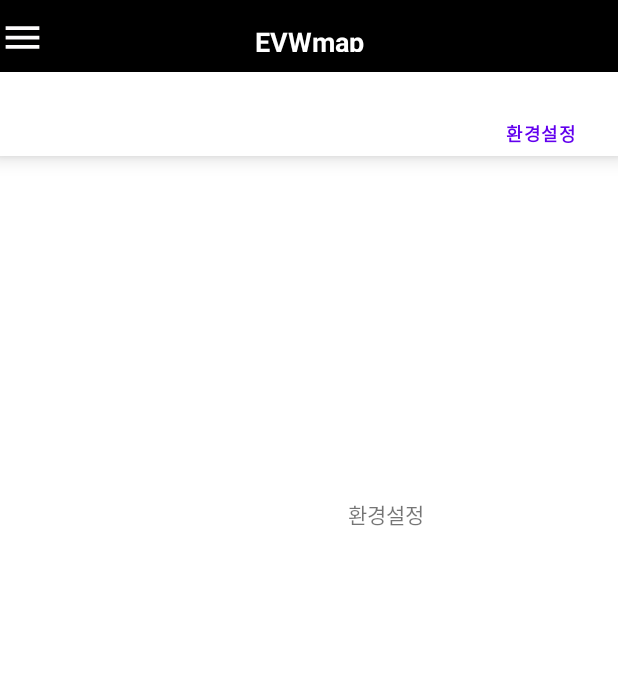
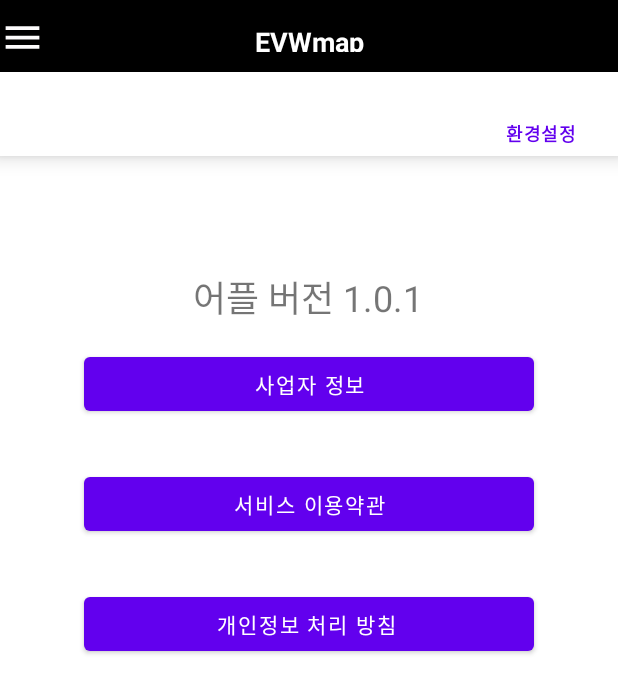
Before and after one commit to limkk90/CapstonAdroid, an Android app: the MyPageUserInfoFrag screen opened directly, with no data from a screen before it, item 4 of the bottom bar chosen, on a phone screen of 412 x 824 dp. Shown: the top 693 px of the screen. Run offline under Robolectric (Android 15) with nearby library versions, the phone set to English and light mode, and no system bars.

Commit message:
add mypage_userInfo layout

```diff
--- a/app/src/main/res/layout/activity_update_pw.xml
+++ b/app/src/main/res/layout/activity_update_pw.xml
@@ -1,4 +1,5 @@
 <?xml version="1.0" encoding="utf-8"?>
+
 <androidx.constraintlayout.widget.ConstraintLayout xmlns:android="http://schemas.android.com/apk/res/android"
     xmlns:app="http://schemas.android.com/apk/res-auto"
     xmlns:tools="http://schemas.android.com/tools"
--- a/app/src/main/res/layout/mypage_set.xml
+++ b/app/src/main/res/layout/mypage_set.xml
@@ -2,17 +2,50 @@
 <androidx.constraintlayout.widget.ConstraintLayout
     xmlns:android="http://schemas.android.com/apk/res/android"
     xmlns:app="http://schemas.android.com/apk/res-auto"
+    xmlns:tools="http://schemas.android.com/tools"
     android:layout_width="match_parent"
     android:layout_height="match_parent">
 
+    <Button
+        android:id="@+id/button"
+        android:layout_width="300dp"
+        android:layout_height="wrap_content"
+        android:layout_marginTop="128dp"
+        android:text="사업자 정보"
+        app:layout_constraintEnd_toEndOf="parent"
+        app:layout_constraintStart_toStartOf="parent"
+        app:layout_constraintTop_toTopOf="parent" />
+
+    <Button
+        android:id="@+id/button2"
+        android:layout_width="300dp"
+        android:layout_height="wrap_content"
+        android:layout_marginTop="32dp"
+        android:text="서비스 이용약관"
+        app:layout_constraintEnd_toEndOf="parent"
+        app:layout_constraintStart_toStartOf="parent"
+        app:layout_constraintTop_toBottomOf="@+id/button" />
+
+    <Button
+        android:id="@+id/button3"
+        android:layout_width="300dp"
+        android:layout_height="wrap_content"
+        android:layout_marginTop="32dp"
+        android:text="개인정보 처리 방침 "
+        app:layout_constraintEnd_toEndOf="parent"
+        app:layout_constraintStart_toStartOf="parent"
+        app:layout_constraintTop_toBottomOf="@+id/button2" />
+
     <TextView
-        android:id="@+id/textView10"
-        android:layout_width="wrap_content"
+        android:id="@+id/textView3"
+        android:layout_width="300dp"
         android:layout_height="wrap_content"
-        android:layout_marginStart="232dp"
-        android:layout_marginLeft="232dp"
-        android:layout_marginTop="228dp"
-        android:text="환경설정"
+        android:layout_marginTop="76dp"
+        android:gravity="center"
+        android:text="어플 버전 1.0.1"
+        android:textSize="24sp"
+        app:layout_constraintEnd_toEndOf="parent"
+        app:layout_constraintHorizontal_bias="0.498"
         app:layout_constraintStart_toStartOf="parent"
         app:layout_constraintTop_toTopOf="parent" />
 </androidx.constraintlayout.widget.ConstraintLayout>
```
Also changed, not shown: app/src/main/res/drawable/ic_baseline_add_24.xml (added, +10 -0 lines), app/src/main/res/layout/mypage_card.xml (+18 -8 lines), app/src/main/res/layout/mypage_userinfo.xml (+28 -2 lines).
